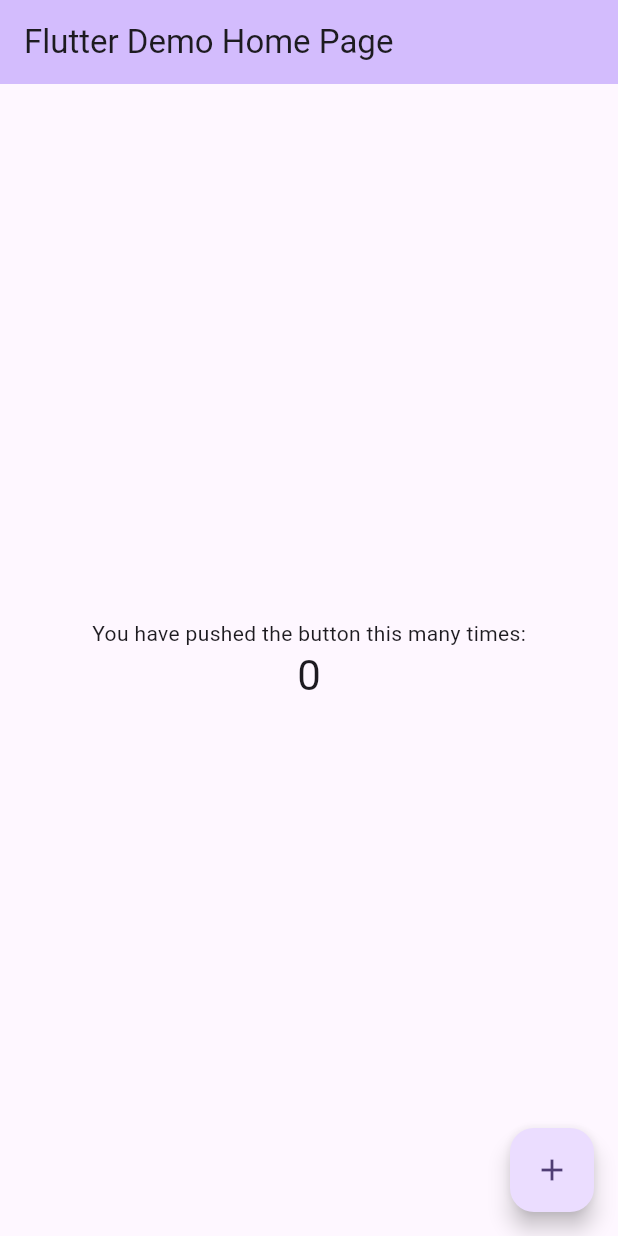
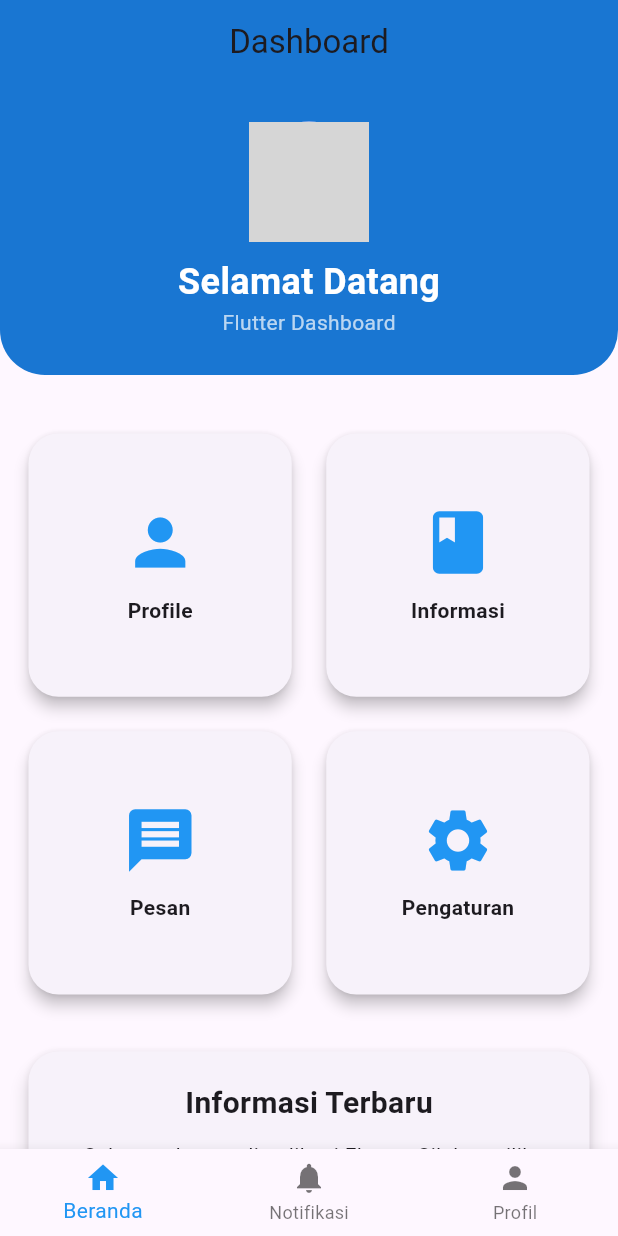
Before and after one commit to nadyabalqiss/flutter_safekids1, a Flutter app: the screen it shows after launch, on a phone screen of 412 x 824 dp. Run offline on Flutter 3.47's test engine with Material 3 defaults, Android fonts, the phone set to English and light mode, and no system bars; network calls fail; grey boxes are pictures that could not be loaded.

Commit message:
main page sudah selesai

```diff
--- a/lib/main.dart
+++ b/lib/main.dart
@@ -7,116 +7,181 @@ void main() {
 class MyApp extends StatelessWidget {
   const MyApp({super.key});
 
-  // This widget is the root of your application.
   @override
   Widget build(BuildContext context) {
     return MaterialApp(
-      title: 'Flutter Demo',
+      debugShowCheckedModeBanner: false,
+      title: 'Aplikasi Flutter',
       theme: ThemeData(
-        // This is the theme of your application.
-        //
-        // TRY THIS: Try running your application with "flutter run". You'll see
-        // the application has a purple toolbar. Then, without quitting the app,
-        // try changing the seedColor in the colorScheme below to Colors.green
-        // and then invoke "hot reload" (save your changes or press the "hot
-        // reload" button in a Flutter-supported IDE, or press "r" if you used
-        // the command line to start the app).
-        //
-        // Notice that the counter didn't reset back to zero; the application
-        // state is not lost during the reload. To reset the state, use hot
-        // restart instead.
-        //
-        // This works for code too, not just values: Most code changes can be
-        // tested with just a hot reload.
-        colorScheme: ColorScheme.fromSeed(seedColor: Colors.deepPurple),
+        primarySwatch: Colors.blue,
       ),
-      home: const MyHomePage(title: 'Flutter Demo Home Page'),
+      home: const HomePage(),
     );
   }
 }
 
-class MyHomePage extends StatefulWidget {
-  const MyHomePage({super.key, required this.title});
-
-  // This widget is the home page of your application. It is stateful, meaning
-  // that it has a State object (defined below) that contains fields that affect
-  // how it looks.
-
-  // This class is the configuration for the state. It holds the values (in this
-  // case the title) provided by the parent (in this case the App widget) and
-  // used by the build method of the State. Fields in a Widget subclass are
-  // always marked "final".
-
-  final String title;
+class HomePage extends StatefulWidget {
+  const HomePage({super.key});
 
   @override
-  State<MyHomePage> createState() => _MyHomePageState();
+  State<HomePage> createState() => _HomePageState();
 }
 
-class _MyHomePageState extends State<MyHomePage> {
-  int _counter = 0;
-
-  void _incrementCounter() {
-    setState(() {
-      // This call to setState tells the Flutter framework that something has
-      // changed in this State, which causes it to rerun the build method below
-      // so that the display can reflect the updated values. If we changed
-      // _counter without calling setState(), then the build method would not be
-      // called again, and so nothing would appear to happen.
-      _counter++;
-    });
-  }
+class _HomePageState extends State<HomePage> {
+  int currentIndex = 0;
 
   @override
   Widget build(BuildContext context) {
-    // This method is rerun every time setState is called, for instance as done
-    // by the _incrementCounter method above.
-    //
-    // The Flutter framework has been optimized to make rerunning build methods
-    // fast, so that you can just rebuild anything that needs updating rather
-    // than having to individually change instances of widgets.
     return Scaffold(
       appBar: AppBar(
-        // TRY THIS: Try changing the color here to a specific color (to
-        // Colors.amber, perhaps?) and trigger a hot reload to see the AppBar
-        // change color while the other colors stay the same.
-        backgroundColor: Theme.of(context).colorScheme.inversePrimary,
-        // Here we take the value from the MyHomePage object that was created by
-        // the App.build method, and use it to set our appbar title.
-        title: Text(widget.title),
+        title: const Text("Dashboard"),
+        centerTitle: true,
+        backgroundColor: Colors.blue.shade700,
+        elevation: 0,
       ),
-      body: Center(
-        // Center is a layout widget. It takes a single child and positions it
-        // in the middle of the parent.
+      body: SingleChildScrollView(
         child: Column(
-          // Column is also a layout widget. It takes a list of children and
-          // arranges them vertically. By default, it sizes itself to fit its
-          // children horizontally, and tries to be as tall as its parent.
-          //
-          // Column has various properties to control how it sizes itself and
-          // how it positions its children. Here we use mainAxisAlignment to
-          // center the children vertically; the main axis here is the vertical
-          // axis because Columns are vertical (the cross axis would be
-          // horizontal).
-          //
-          // TRY THIS: Invoke "debug painting" (choose the "Toggle Debug Paint"
-          // action in the IDE, or press "p" in the console), to see the
-          // wireframe for each widget.
-          mainAxisAlignment: MainAxisAlignment.center,
-          children: <Widget>[
-            const Text('You have pushed the button this many times:'),
-            Text(
-              '$_counter',
-              style: Theme.of(context).textTheme.headlineMedium,
+          children: [
+            Container(
+              width: double.infinity,
+              padding: const EdgeInsets.all(25),
+              decoration: BoxDecoration(
+                color: Colors.blue.shade700,
+                borderRadius: const BorderRadius.only(
+                  bottomLeft: Radius.circular(30),
+                  bottomRight: Radius.circular(30),
+                ),
+              ),
+              child: const Column(
+                children: [
+                  CircleAvatar(
+                    radius: 40,
+                    backgroundImage: NetworkImage(
+                      "https://i.pravatar.cc/150?img=3",
+                    ),
+                  ),
+                  SizedBox(height: 10),
+                  Text(
+                    "Selamat Datang",
+                    style: TextStyle(
+                      color: Colors.white,
+                      fontSize: 24,
+                      fontWeight: FontWeight.bold,
+                    ),
+                  ),
+                  Text(
+                    "Flutter Dashboard",
+                    style: TextStyle(color: Colors.white70),
+                  ),
+                ],
+              ),
+            ),
+
+            const SizedBox(height: 20),
+
+            Padding(
+              padding: const EdgeInsets.all(15),
+              child: GridView.count(
+                shrinkWrap: true,
+                physics: const NeverScrollableScrollPhysics(),
+                crossAxisCount: 2,
+                crossAxisSpacing: 15,
+                mainAxisSpacing: 15,
+                children: [
+                  buildMenu(Icons.person, "Profile"),
+                  buildMenu(Icons.book, "Informasi"),
+                  buildMenu(Icons.message, "Pesan"),
+                  buildMenu(Icons.settings, "Pengaturan"),
+                ],
+              ),
+            ),
+
+            Padding(
+              padding: const EdgeInsets.all(15),
+              child: Card(
+                elevation: 5,
+                shape: RoundedRectangleBorder(
+                  borderRadius: BorderRadius.circular(20),
+                ),
+                child: const Padding(
+                  padding: EdgeInsets.all(20),
+                  child: Column(
+                    children: [
+                      Text(
+                        "Informasi Terbaru",
+                        style: TextStyle(
+                          fontSize: 20,
+                          fontWeight: FontWeight.bold,
+                        ),
+                      ),
+                      SizedBox(height: 10),
+                      Text(
+                        "Selamat datang di aplikasi Flutter. "
+                        "Silakan pilih menu yang tersedia untuk mulai menggunakan aplikasi.",
+                        textAlign: TextAlign.center,
+                      ),
+                    ],
+                  ),
+                ),
+              ),
             ),
           ],
         ),
       ),
-      floatingActionButton: FloatingActionButton(
-        onPressed: _incrementCounter,
-        tooltip: 'Increment',
-        child: const Icon(Icons.add),
-      ), // This trailing comma makes auto-formatting nicer for build methods.
+
+      bottomNavigationBar: BottomNavigationBar(
+        currentIndex: currentIndex,
+        selectedItemColor: Colors.blue,
+        onTap: (index) {
+          setState(() {
+            currentIndex = index;
+          });
+        },
+        items: const [
+          BottomNavigationBarItem(
+            icon: Icon(Icons.home),
+            label: "Beranda",
+          ),
+          BottomNavigationBarItem(
+            icon: Icon(Icons.notifications),
+            label: "Notifikasi",
+          ),
+          BottomNavigationBarItem(
+            icon: Icon(Icons.person),
+            label: "Profil",
+          ),
+        ],
+      ),
+    );
+  }
+
+  Widget buildMenu(IconData icon, String title) {
+    return Card(
+      elevation: 4,
+      shape: RoundedRectangleBorder(
+        borderRadius: BorderRadius.circular(20),
+      ),
+      child: InkWell(
+        borderRadius: BorderRadius.circular(20),
+        onTap: () {},
+        child: Column(
+          mainAxisAlignment: MainAxisAlignment.center,
+          children: [
+            Icon(
+              icon,
+              size: 50,
+              color: Colors.blue,
+            ),
+            const SizedBox(height: 10),
+            Text(
+              title,
+              style: const TextStyle(
+                fontWeight: FontWeight.bold,
+              ),
+            ),
+          ],
+        ),
+      ),
     );
   }
 }
```
